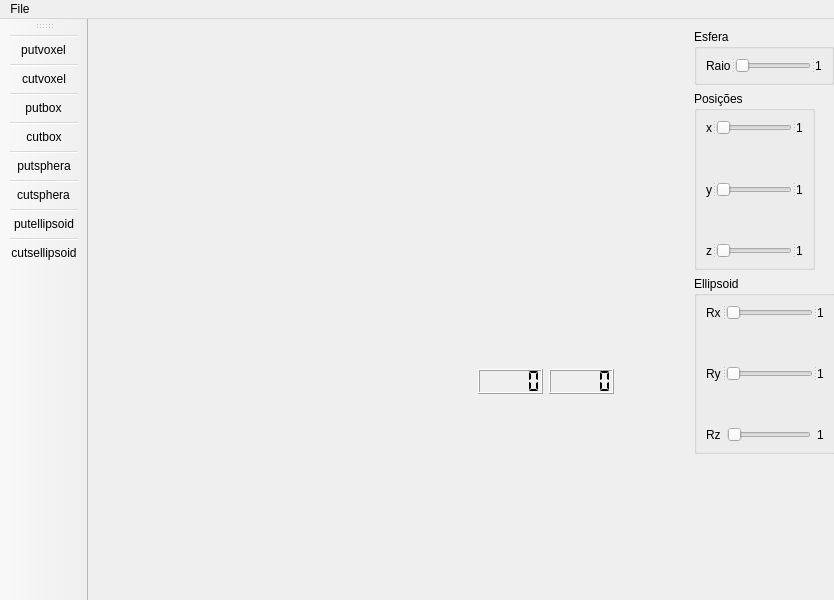
Above: Sculptor/mainwindow.ui from rosapedrosa/interface-projeto-pa before the change. Below: the same form after it.
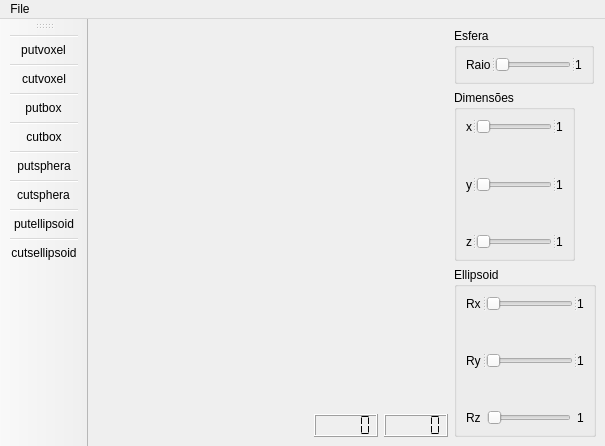
That is the form after the change. Icons and pictures are not drawn. Custom widgets are drawn as their Qt base class.

Commit message: interface sculptor

Patch:
```diff
--- a/Sculptor/mainwindow.ui
+++ b/Sculptor/mainwindow.ui
@@ -6,33 +6,85 @@
    <rect>
     <x>0</x>
     <y>0</y>
-    <width>834</width>
-    <height>600</height>
+    <width>605</width>
+    <height>446</height>
    </rect>
   </property>
   <property name="windowTitle">
    <string>MainWindow</string>
   </property>
   <widget class="QWidget" name="centralwidget">
-   <widget class="Interface" name="widget" native="true">
-    <property name="geometry">
-     <rect>
-      <x>40</x>
-      <y>10</y>
-      <width>481</width>
-      <height>331</height>
-     </rect>
-    </property>
-   </widget>
-   <widget class="QWidget" name="layoutWidget">
-    <property name="geometry">
-     <rect>
-      <x>606</x>
-      <y>10</y>
-      <width>155</width>
-      <height>425</height>
-     </rect>
-    </property>
+   <layout class="QHBoxLayout" name="horizontalLayout_4" stretch="100,0">
+    <item>
+     <layout class="QVBoxLayout" name="verticalLayout_4" stretch="100,0">
+      <item>
+       <widget class="Interface" name="widget" native="true"/>
+      </item>
+      <item>
+       <layout class="QHBoxLayout" name="horizontalLayout_3">
+        <item>
+         <spacer name="horizontalSpacer">
+          <property name="orientation">
+           <enum>Qt::Horizontal</enum>
+          </property>
+          <property name="sizeHint" stdset="0">
+           <size>
+            <width>40</width>
+            <height>20</height>
+           </size>
+          </property>
+         </spacer>
+        </item>
+        <item>
+         <layout class="QHBoxLayout" name="horizontalLayout">
+          <item>
+           <widget class="QLCDNumber" name="lcdNumber_valueX">
+            <property name="focusPolicy">
+             <enum>Qt::NoFocus</enum>
+            </property>
+            <property name="contextMenuPolicy">
+             <enum>Qt::CustomContextMenu</enum>
+            </property>
+            <property name="smallDecimalPoint">
+             <bool>false</bool>
+            </property>
+            <property name="segmentStyle">
+             <enum>QLCDNumber::Flat</enum>
+            </property>
+           </widget>
+          </item>
+          <item>
+           <widget class="QLCDNumber" name="lcdNumber_valueY">
+            <property name="focusPolicy">
+             <enum>Qt::NoFocus</enum>
+            </property>
+            <property name="contextMenuPolicy">
+             <enum>Qt::NoContextMenu</enum>
+            </property>
+            <property name="frameShape">
+             <enum>QFrame::Box</enum>
+            </property>
+            <property name="frameShadow">
+             <enum>QFrame::Raised</enum>
+            </property>
+            <property name="lineWidth">
+             <number>1</number>
+            </property>
+            <property name="smallDecimalPoint">
+             <bool>false</bool>
+            </property>
+            <property name="segmentStyle">
+             <enum>QLCDNumber::Flat</enum>
+            </property>
+           </widget>
+          </item>
+         </layout>
+        </item>
+       </layout>
+      </item>
+     </layout>
+    </item>
+    <item>
     <layout class="QFormLayout" name="formLayout">
      <item row="0" column="0">
       <widget class="QGroupBox" name="groupBox_Esfera">
@@ -68,7 +120,7 @@
      <item row="1" column="0">
       <widget class="QGroupBox" name="groupBox_Posicao">
        <property name="title">
-        <string>Posições</string>
+         <string>Dimensões</string>
        </property>
        <layout class="QVBoxLayout" name="verticalLayout">
         <item>
@@ -278,67 +330,15 @@
       </widget>
      </item>
     </layout>
-   </widget>
-   <widget class="QWidget" name="layoutWidget">
-    <property name="geometry">
-     <rect>
-      <x>390</x>
-      <y>350</y>
-      <width>136</width>
-      <height>25</height>
-     </rect>
-    </property>
-    <layout class="QHBoxLayout" name="horizontalLayout">
-     <item>
-      <widget class="QLCDNumber" name="lcdNumber_valueX">
-       <property name="focusPolicy">
-        <enum>Qt::NoFocus</enum>
-       </property>
-       <property name="contextMenuPolicy">
-        <enum>Qt::CustomContextMenu</enum>
-       </property>
-       <property name="smallDecimalPoint">
-        <bool>false</bool>
-       </property>
-       <property name="segmentStyle">
-        <enum>QLCDNumber::Flat</enum>
-       </property>
-      </widget>
-     </item>
-     <item>
-      <widget class="QLCDNumber" name="lcdNumber_valueY">
-       <property name="focusPolicy">
-        <enum>Qt::NoFocus</enum>
-       </property>
-       <property name="contextMenuPolicy">
-        <enum>Qt::NoContextMenu</enum>
-       </property>
-       <property name="frameShape">
-        <enum>QFrame::Box</enum>
-       </property>
-       <property name="frameShadow">
-        <enum>QFrame::Raised</enum>
-       </property>
-       <property name="lineWidth">
-        <number>1</number>
-       </property>
-       <property name="smallDecimalPoint">
-        <bool>false</bool>
-       </property>
-       <property name="segmentStyle">
-        <enum>QLCDNumber::Flat</enum>
-       </property>
-      </widget>
-     </item>
-    </layout>
-   </widget>
+    </item>
+   </layout>
   </widget>
   <widget class="QMenuBar" name="menubar">
    <property name="geometry">
     <rect>
      <x>0</x>
      <y>0</y>
-     <width>834</width>
+     <width>605</width>
      <height>22</height>
     </rect>
    </property>
```
Lines whose indentation alone changed are shown as unchanged. The commit also changes 19 other files.
